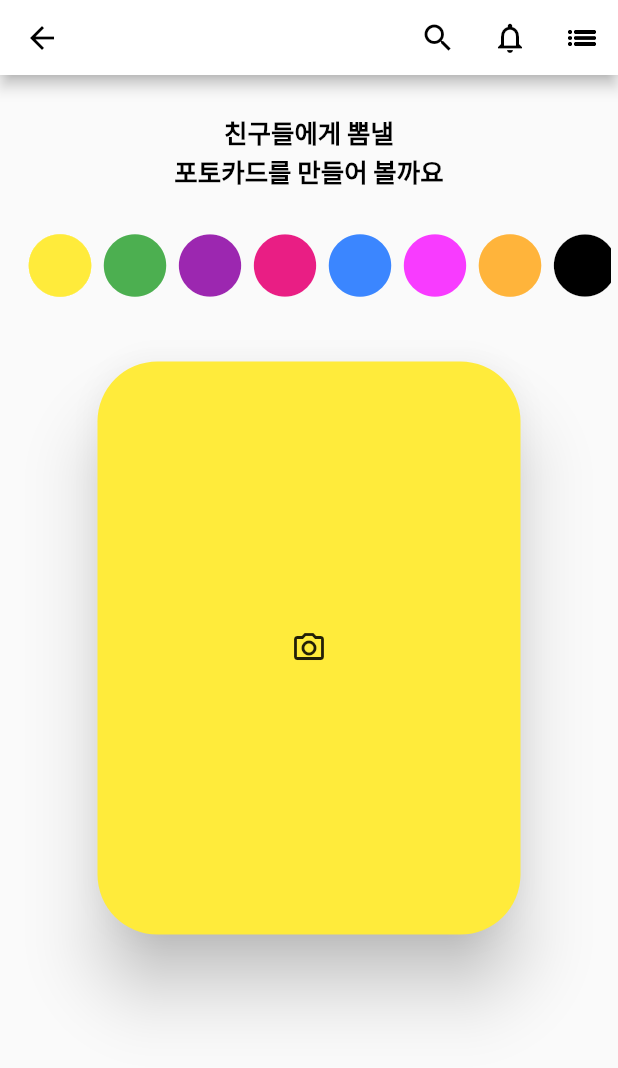
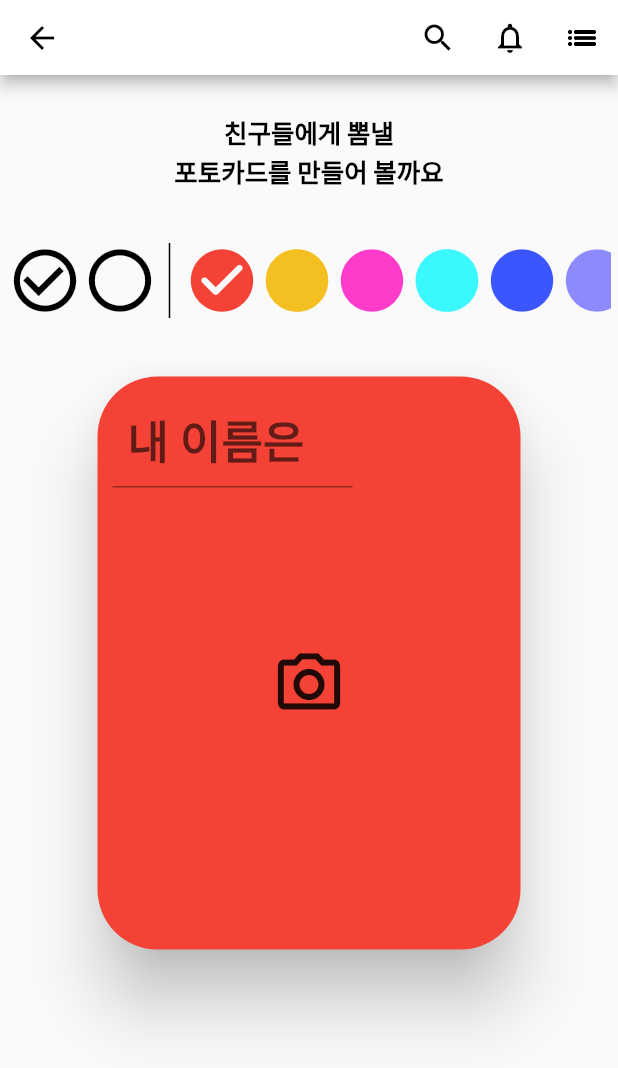
Before and after one commit to Morris235/ouul, a Flutter app: the PhotoCardPage screen opened directly, on a phone screen of 412 x 824 dp. Shown: the top 1068 px of the screen. Run offline on Flutter 3.47's test engine with Material 2 defaults, Android fonts, the phone set to English and light mode, and no system bars.

Commit message:
feat : 포토카드 레이아웃

```diff
--- a/lib/views/photo_card_page.dart
+++ b/lib/views/photo_card_page.dart
@@ -10,6 +10,24 @@ class PhotoCardPage extends StatefulWidget {
 }
 
 class _PhotoCardPageState extends State<PhotoCardPage> {
+  int _selectedColorIconIdx = 0;
+  Color _selectedCardColor = colorList[0];
+  String _selectedAnimal = 'dog';
+
+  static const List<Color> colorList = [
+    Colors.red,
+    Color.fromARGB(255, 243, 191, 33),
+    Color.fromARGB(255, 255, 59, 203),
+    Color.fromARGB(255, 59, 248, 255),
+    Color.fromARGB(255, 59, 85, 255),
+    Color.fromARGB(150, 65, 59, 255),
+    Color.fromARGB(255, 59, 255, 203),
+    Color.fromARGB(255, 255, 239, 59),
+    Color.fromARGB(255, 59, 206, 255),
+    Color.fromARGB(255, 114, 59, 255),
+    Color.fromARGB(255, 59, 59, 255),
+  ];
+
   @override
   Widget build(BuildContext context) {
     return Scaffold(
@@ -22,7 +40,10 @@ class _PhotoCardPageState extends State<PhotoCardPage> {
             alignment: Alignment.topCenter,
             // decoration: BoxDecoration(border: Border.all(color: Colors.black)),
             child: Center(
-              child: Column(children: [
+              child: Column(
+                  mainAxisAlignment: MainAxisAlignment.start,
+                  crossAxisAlignment: CrossAxisAlignment.center,
+                  children: <Widget>[
                     const Text(
                       '친구들에게 뽐낼\n포토카드를 만들어 볼까요',
                       style: TextStyle(
@@ -35,89 +56,131 @@ class _PhotoCardPageState extends State<PhotoCardPage> {
                       ),
                       textAlign: TextAlign.center,
                     ),
-                SizedBox(
+                    const SizedBox(
+                      height: 10,
+                    ),
+                    Container(
+                      width: double.maxFinite,
                       height: 100,
-                  width: double.maxFinite,
-                  child: ListView(
-                    padding: const EdgeInsets.all(10),
-                    scrollDirection: Axis.horizontal,
-                    dragStartBehavior: DragStartBehavior.start,
-                    children: const <Widget>[
-                      Icon(
-                        Icons.circle_rounded,
-                        size: 50,
-                        color: Colors.yellow,
-                      ),
-                      Icon(
-                        Icons.circle_rounded,
-                        size: 50,
-                        color: Colors.green,
-                      ),
-                      Icon(
-                        Icons.circle_rounded,
-                        size: 50,
-                        color: Colors.purple,
-                      ),
-                      Icon(
-                        Icons.circle_rounded,
-                        size: 50,
-                        color: Color.fromARGB(255, 233, 30, 132),
-                      ),
-                      Icon(
-                        Icons.circle_rounded,
-                        size: 50,
-                        color: Color.fromARGB(255, 59, 134, 255),
-                      ),
-                      Icon(
-                        Icons.circle_rounded,
-                        size: 50,
-                        color: Color.fromARGB(255, 248, 59, 255),
-                      ),
-                      Icon(
-                        Icons.circle_rounded,
-                        size: 50,
-                        color: Color.fromARGB(255, 255, 180, 59),
-                      ),
-                      Icon(
-                        Icons.circle_rounded,
+                      child: Row(
+                        mainAxisAlignment: MainAxisAlignment.center,
+                        crossAxisAlignment: CrossAxisAlignment.center,
+                        children: <Widget>[
+                          GestureDetector(
+                            onTap: () {
+                              setState(() {
+                                _selectedAnimal = 'dog';
+                              });
+                            },
+                            child: Icon(
+                              _selectedAnimal == 'dog'
+                                  ? Icons.check_circle_outline
+                                  : Icons.circle_outlined,
                               size: 50,
                               color: Colors.black,
                             ),
-                      Icon(
-                        Icons.circle_rounded,
+                          ),
+                          GestureDetector(
+                            onTap: () {
+                              setState(() {
+                                _selectedAnimal = 'cat';
+                              });
+                            },
+                            child: Icon(
+                              _selectedAnimal == 'cat'
+                                  ? Icons.check_circle_outline
+                                  : Icons.circle_outlined,
                               size: 50,
-                        color: Colors.red,
+                              color: Colors.black,
                             ),
-                      Icon(
-                        Icons.circle_rounded,
+                          ),
+                          const VerticalDivider(
+                            thickness: 1,
+                            indent: 25,
+                            endIndent: 25,
+                            color: Colors.black,
+                          ),
+                          Flexible(
+                            child: SizedBox(
+                              height: 100,
+                              width: double.maxFinite,
+                              child: ListView.builder(
+                                  padding: const EdgeInsets.all(2),
+                                  scrollDirection: Axis.horizontal,
+                                  itemCount: colorList.length,
+                                  dragStartBehavior: DragStartBehavior.start,
+                                  itemBuilder: (context, idx) {
+                                    return GestureDetector(
+                                      onTap: () {
+                                        setState(() {
+                                          _selectedColorIconIdx = idx;
+                                          _selectedCardColor = colorList[idx];
+                                        });
+                                      },
+                                      child: Icon(
+                                        _selectedColorIconIdx == idx
+                                            ? Icons.check_circle_rounded
+                                            : Icons.circle_rounded,
                                         size: 50,
-                        color: Colors.indigoAccent,
+                                        color: colorList[idx],
                                       ),
-                      Icon(
-                        Icons.circle_rounded,
-                        size: 50,
-                        color: Colors.cyanAccent,
+                                    );
+                                  }),
+                            ),
+                          )
+                        ],
+                      ),
+                    ),
+                    Container(
+                      padding: const EdgeInsets.symmetric(
+                          vertical: 5, horizontal: 5),
+                      margin: const EdgeInsets.symmetric(
+                          vertical: 5, horizontal: 5),
+                      width: 300,
+                      height: 400,
+                      // TODO: 카드는 아이템 컴포넌트로 작성
+                      child: Card(
+                          elevation: 20,
+                          shape: RoundedRectangleBorder(
+                              borderRadius: BorderRadius.circular(40)),
+                          color: _selectedCardColor,
+                          child: Column(
+                            mainAxisAlignment: MainAxisAlignment.start,
+                            crossAxisAlignment: CrossAxisAlignment.center,
+                            children: [
+                              Container(
+                                margin: const EdgeInsets.all(5.0),
+                                padding: const EdgeInsets.all(5.0),
+                                child: Row(
+                                  children: const [
+                                    SizedBox(
+                                      width: 160,
+                                      height: 120,
+                                      child: TextField(
+                                        style: TextStyle(
+                                            fontSize: 35,
+                                            fontWeight: FontWeight.w700,
+                                            color: Colors.black),
+                                        textAlign: TextAlign.start,
+                                        cursorColor: Colors.black,
+                                        decoration: InputDecoration(
+                                            hintText: '내 이름은',
+                                            contentPadding: EdgeInsets.all(10),
+                                            hintStyle: TextStyle(
+                                                fontSize: 30,
+                                                fontWeight: FontWeight.w700)),
+                                      ),
                                     ),
                                   ],
                                 ),
                               ),
-                Container(
-                  padding:
-                      const EdgeInsets.symmetric(vertical: 5, horizontal: 5),
-                  margin:
-                      const EdgeInsets.symmetric(vertical: 5, horizontal: 5),
-                  width: 300,
-                  height: 400,
-                  child: Card(
-                      elevation: 20,
-                      shape: RoundedRectangleBorder(
-                          borderRadius: BorderRadius.circular(40)),
-                      color: Colors.yellow,
-                      child: Column(
-                        mainAxisAlignment: MainAxisAlignment.center,
-                        children: const [
-                          // TextField(),
-                          Icon(Icons.photo_camera_outlined)
+                              const SizedBox(
+                                height: 40,
+                              ),
+                              const Icon(
+                                Icons.photo_camera_outlined,
+                                size: 50,
+                              )
                             ],
                           )),
                     )
```
Also changed, not shown: assets/images/Tag/Ellipse 1692.png (added), lib/components/photo_card_item.dart (added). Lines whose indentation alone changed are shown as unchanged.
